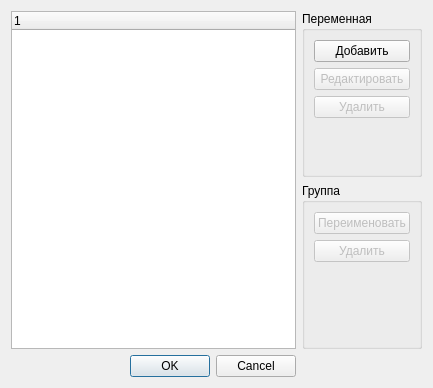
Before: the Qt Designer form Dialogs/dialogvarconfig.ui in atikbif/LDEditor, drawn with Qt 5.
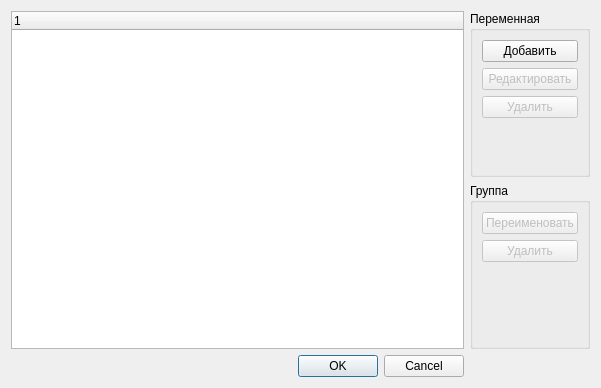
After: the same form once the commit is applied.

The edit to the form file:
```diff
--- a/Dialogs/dialogvarconfig.ui
+++ b/Dialogs/dialogvarconfig.ui
@@ -6,7 +6,7 @@
    <rect>
     <x>0</x>
     <y>0</y>
-    <width>433</width>
+    <width>601</width>
     <height>388</height>
    </rect>
   </property>
```
